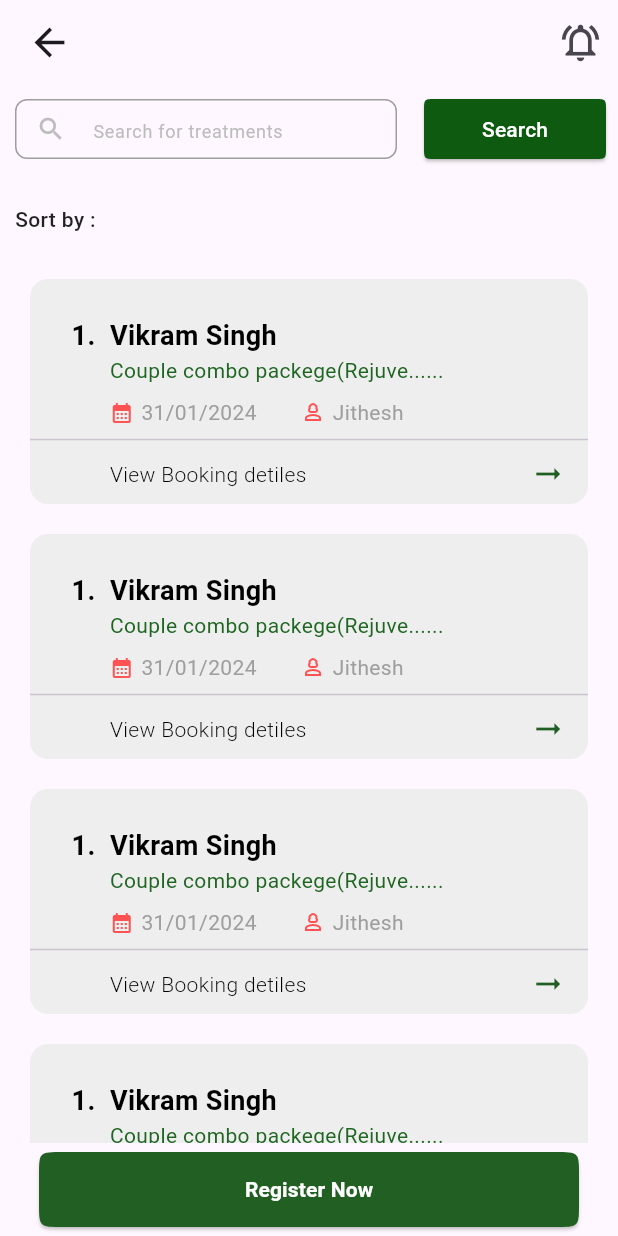
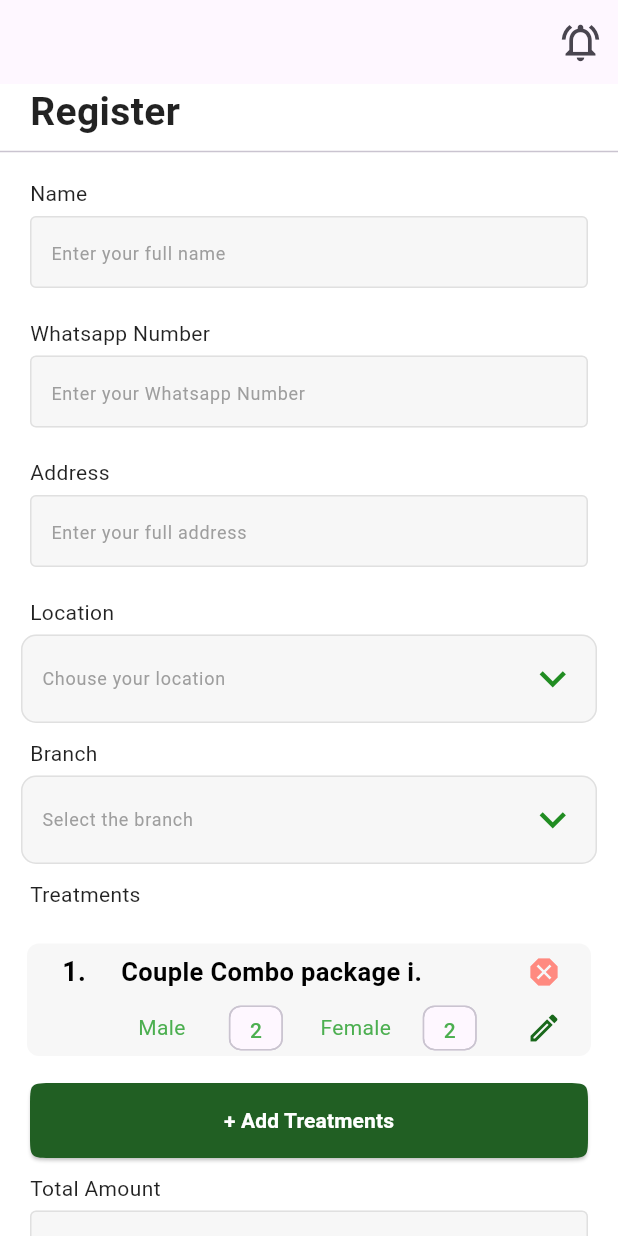
Before and after one commit to SahadMPP/amirtha_ayurveda, a Flutter app: the screen it shows after launch, on a phone screen of 412 x 824 dp. Run offline on Flutter 3.47's test engine with Material 3 defaults, Android fonts, the phone set to English and light mode, and no system bars.

Commit message:
registering ui

```diff
--- a/lib/application/features/auth/ui/login_page.dart
+++ b/lib/application/features/auth/ui/login_page.dart
@@ -34,10 +34,10 @@ class LoginPage extends StatelessWidget {
             ),
           ),
           const SizedBox(height: 20),
-          const LoginTextField(
+          const CustomTextField(
               hintText: 'Enter your email', label: 'Email', obsecure: false),
           const SizedBox(height: 20),
-          const LoginTextField(
+          const CustomTextField(
               hintText: 'Enter your password',
               label: 'Password',
               obsecure: true),
--- a/lib/application/features/auth/widgets/login_text_field.dart
+++ b/lib/application/features/auth/widgets/login_text_field.dart
@@ -1,10 +1,10 @@
 import 'package:flutter/material.dart';
 
-class LoginTextField extends StatelessWidget {
+class CustomTextField extends StatelessWidget {
   final String label;
   final String hintText;
   final bool obsecure;
-  const LoginTextField({
+  const CustomTextField({
     super.key,
     required this.label,
     required this.hintText,
@@ -14,7 +14,7 @@ class LoginTextField extends StatelessWidget {
   @override
   Widget build(BuildContext context) {
     return Padding(
-      padding: const EdgeInsets.symmetric(horizontal: 20),
+      padding: const EdgeInsets.symmetric(horizontal: 20,vertical: 10),
       child: Column(
         children: [
           Align(
@@ -39,7 +39,7 @@ class LoginTextField extends StatelessWidget {
                   color: Colors.grey,
                 ),
                 filled: true,
-                fillColor: const Color.fromARGB(255, 247, 245, 245),
+                fillColor: const Color.fromARGB(255, 247, 247, 247),
                 enabledBorder: OutlineInputBorder(
                     borderSide:
                         BorderSide(color: Colors.grey[300]!, width: 1))),
--- /dev/null
+++ b/lib/application/features/register_patient/ui/register_page.dart
@@ -0,0 +1,395 @@
+import 'package:amirtha_ayurveda/application/features/auth/widgets/button.dart';
+import 'package:amirtha_ayurveda/application/features/auth/widgets/login_text_field.dart';
+import 'package:flutter/material.dart';
+import 'package:flutter/widgets.dart';
+
+class RegisterPage extends StatelessWidget {
+  const RegisterPage({super.key});
+
+  @override
+  Widget build(BuildContext context) {
+    return Scaffold(
+      backgroundColor: Colors.white,
+      appBar: AppBar(
+        actions: const [
+          Padding(
+            padding: EdgeInsets.only(right: 10),
+            child: Icon(
+              Icons.notifications_active_outlined,
+              size: 30,
+            ),
+          )
+        ],
+      ),
+      body: SingleChildScrollView(
+        child: Column(
+          crossAxisAlignment: CrossAxisAlignment.start,
+          children: [
+            const Padding(
+              padding: EdgeInsets.only(left: 20),
+              child: Text(
+                "Register",
+                style: TextStyle(
+                  fontWeight: FontWeight.bold,
+                  color: Colors.black87,
+                  fontSize: 26,
+                ),
+              ),
+            ),
+            const Divider(),
+            const CustomTextField(
+                label: "Name",
+                hintText: "Enter your full name",
+                obsecure: false),
+            const CustomTextField(
+                label: "Whatsapp Number",
+                hintText: "Enter your Whatsapp Number",
+                obsecure: false),
+            const CustomTextField(
+                label: "Address",
+                hintText: "Enter your full address",
+                obsecure: false),
+            const CoustomDropDown(
+                label: "Location", hintText: "Chouse your location"),
+            const CoustomDropDown(
+                label: "Branch", hintText: "Select the branch"),
+            const SizedBox(height: 10),
+            const RegisterAddingTreatmentCard(),
+            const CustomTextField(
+                label: "Total Amount", hintText: "", obsecure: false),
+            const CustomTextField(
+                label: "Discount Amount", hintText: "", obsecure: false),
+            const PaymentCheckBox(),
+            const CustomTextField(
+                label: "Advance Amount", hintText: "", obsecure: false),
+            const CustomTextField(
+                label: "Balance Amount", hintText: "", obsecure: false),
+            const SizedBox(height: 10),
+            CoustomButton(function: () {}, text: "Save"),
+          ],
+        ),
+      ),
+    );
+  }
+}
+
+class CoustomDropDown extends StatelessWidget {
+  final String label;
+  final String hintText;
+  const CoustomDropDown({
+    super.key,
+    required this.label,
+    required this.hintText,
+  });
+
+  @override
+  Widget build(BuildContext context) {
+    return Column(
+      children: [
+        Align(
+          alignment: Alignment.centerLeft,
+          child: Padding(
+            padding: const EdgeInsets.only(left: 20, top: 10),
+            child: Text(
+              label,
+              style: const TextStyle(
+                  fontWeight: FontWeight.w400,
+                  fontSize: 14,
+                  color: Colors.black87),
+            ),
+          ),
+        ),
+        const SizedBox(height: 5),
+        DropdownMenu(
+          expandedInsets: const EdgeInsets.all(14),
+          inputDecorationTheme: InputDecorationTheme(
+              filled: true,
+              fillColor: const Color.fromARGB(255, 247, 247, 247),
+              contentPadding: const EdgeInsets.all(10),
+              enabledBorder: OutlineInputBorder(
+                  borderRadius: BorderRadius.circular(10),
+                  borderSide: BorderSide(color: Colors.grey[300]!)),
+              border:
+                  OutlineInputBorder(borderRadius: BorderRadius.circular(8))),
+          width: MediaQuery.of(context).size.width,
+          label: Text(
+            hintText,
+            style: const TextStyle(
+                fontSize: 12, fontWeight: FontWeight.w400, color: Colors.grey),
+          ),
+          menuHeight: 300,
+          trailingIcon: const Icon(
+            Icons.keyboard_arrow_down_outlined,
+            color: Color.fromARGB(255, 33, 141, 34),
+            size: 35,
+          ),
+          menuStyle: MenuStyle(
+              shape: MaterialStatePropertyAll(ContinuousRectangleBorder(
+                  borderRadius: BorderRadius.circular(20)))),
+          dropdownMenuEntries: const [
+            DropdownMenuEntry(value: "", label: 'heloo'),
+            DropdownMenuEntry(value: "", label: 'hel'),
+            DropdownMenuEntry(value: "", label: 'hel'),
+            DropdownMenuEntry(value: "", label: 'hel'),
+          ],
+          onSelected: (value) {},
+          enableSearch: false,
+          enableFilter: true,
+        ),
+      ],
+    );
+  }
+}
+
+class PaymentCheckBox extends StatelessWidget {
+  const PaymentCheckBox({
+    super.key,
+  });
+
+  @override
+  Widget build(BuildContext context) {
+    return Column(
+      children: [
+        const Align(
+          alignment: Alignment.centerLeft,
+          child: Padding(
+            padding: EdgeInsets.only(left: 20),
+            child: Text(
+              "Payment Option",
+              style: TextStyle(
+                  fontWeight: FontWeight.w400,
+                  fontSize: 14,
+                  color: Colors.black87),
+            ),
+          ),
+        ),
+        Row(
+          mainAxisAlignment: MainAxisAlignment.spaceEvenly,
+          children: [
+            Row(
+              children: [
+                Radio(
+                  value: false,
+                  groupValue: [],
+                  onChanged: (value) {},
+                ),
+                const Text(
+                  "Card",
+                  style: TextStyle(
+                      fontWeight: FontWeight.w400,
+                      fontSize: 12,
+                      color: Colors.black87),
+                )
+              ],
+            ),
+            Row(
+              children: [
+                Radio(
+                  value: false,
+                  groupValue: [],
+                  onChanged: (value) {},
+                ),
+                const Text(
+                  "Card",
+                  style: TextStyle(
+                      fontWeight: FontWeight.w400,
+                      fontSize: 12,
+                      color: Colors.black87),
+                )
+              ],
+            ),
+            Row(
+              children: [
+                Radio(
+                  value: false,
+                  groupValue: [],
+                  onChanged: (value) {},
+                ),
+                const Text(
+                  "Card",
+                  style: TextStyle(
+                      fontWeight: FontWeight.w400,
+                      fontSize: 12,
+                      color: Colors.black87),
+                )
+              ],
+            ),
+          ],
+        ),
+      ],
+    );
+  }
+}
+
+class RegisterAddingTreatmentCard extends StatelessWidget {
+  const RegisterAddingTreatmentCard({
+    super.key,
+  });
+
+  @override
+  Widget build(BuildContext context) {
+    return Column(
+      children: [
+        const Align(
+          alignment: Alignment.centerLeft,
+          child: Padding(
+            padding: EdgeInsets.only(left: 20),
+            child: Text(
+              "Treatments",
+              style: TextStyle(
+                  fontWeight: FontWeight.w400,
+                  fontSize: 14,
+                  color: Colors.black87),
+            ),
+          ),
+        ),
+        const SizedBox(height: 5),
+        Container(
+          margin: const EdgeInsets.all(18),
+          height: 75,
+          decoration: BoxDecoration(
+              color: const Color.fromARGB(255, 247, 247, 247),
+              borderRadius: BorderRadius.circular(8)),
+          width: double.infinity,
+          child: Column(
+            children: [
+              Expanded(
+                  child: Row(
+                children: [
+                  const Expanded(
+                      child: Center(
+                    child: Text(
+                      "1.",
+                      style: TextStyle(
+                        color: Colors.black,
+                        fontWeight: FontWeight.bold,
+                        fontSize: 18,
+                      ),
+                    ),
+                  )),
+                  const Expanded(
+                      flex: 4,
+                      child: Text(
+                        "Couple Combo package i.",
+                        style: TextStyle(
+                          color: Colors.black,
+                          fontWeight: FontWeight.w600,
+                          fontSize: 17,
+                        ),
+                      )),
+                  Expanded(
+                      child: Icon(
+                    const IconData(0xe1af, fontFamily: 'MaterialIcons'),
+                    color: Colors.redAccent[100]!,
+                  )),
+                ],
+              )),
+              const Expanded(
+                  child: Row(
+                children: [
+                  Expanded(child: SizedBox()),
+                  Expanded(
+                      flex: 2,
+                      child: SizedBox(
+                        height: 30,
+                        child: Row(
+                          mainAxisAlignment: MainAxisAlignment.spaceAround,
+                          children: [
+                            Text("Male", style: TextStyle(color: Colors.green)),
+                            Chip(
+                                padding: EdgeInsets.symmetric(
+                                    horizontal: 5, vertical: 3),
+                                label: Text("2",
+                                    style: TextStyle(color: Colors.green)))
+                          ],
+                        ),
+                      )),
+                  Expanded(
+                      flex: 2,
+                      child: SizedBox(
+                        height: 30,
+                        child: Row(
+                          mainAxisAlignment: MainAxisAlignment.spaceAround,
+                          children: [
+                            Text(
+                              "Female",
+                              style: TextStyle(color: Colors.green),
+                            ),
+                            Chip(
+                                padding: EdgeInsets.symmetric(
+                                    horizontal: 5, vertical: 3),
+                                label: Text("2",
+                                    style: TextStyle(color: Colors.green)))
+                          ],
+                        ),
+                      )),
+                  Expanded(
+                      child: Icon(
+                    Icons.edit_outlined,
+                    color: Color.fromARGB(255, 25, 104, 27),
+                  )),
+                ],
+              )),
+            ],
+          ),
+        ),
+        CoustomButton(function: () {
+
+          showDialog(context: context, builder: (context) {
+            return Container(
+              child: Column(children: [
+ const CoustomDropDown(label: "Choose Treatment", hintText: "Choose prefered Treatment"),
+           const Text(
+              "Add Patients",
+              style: TextStyle(
+                  fontWeight: FontWeight.w400,
+                  fontSize: 14,
+                  color: Colors.black87),
+            ),
+            const Row(
+              mainAxisAlignment: MainAxisAlignment.spaceBetween,
+              children: [
+                Chip(label: Text("Male")),
+                Row(
+                  children: [
+                    CircleAvatar(
+                      backgroundColor: Colors.green,
+                      child: Center(child: Icon(Icons.minimize)),
+                    ),
+                    Chip(label: Text("0")),
+                   CircleAvatar(
+                      backgroundColor: Colors.green,
+                      child: Icon(Icons.add),
+                    ),
+                  ],
+                )
+              ],
+            ),
+            const Row(
+              mainAxisAlignment: MainAxisAlignment.spaceBetween,
+              children: [
+                Chip(label: Text("Female")),
+                Row(
+                  children: [
+                    CircleAvatar(
+                      backgroundColor: Colors.green,
+                      child: Center(child: Icon(Icons.minimize)),
+                    ),
+                    Chip(label: Text("0")),
+                   CircleAvatar(
+                      backgroundColor: Colors.green,
+                      child: Icon(Icons.add),
+                    ),
+                  ],
+                )
+              ],
+            ),
+            CoustomButton(function: (){}, text: "Save")
+              ],),
+            );
+          },);
+        }, text: "+ Add Treatments"),
+      ],
+    );
+  }
+}
--- a/lib/main.dart
+++ b/lib/main.dart
@@ -1,6 +1,5 @@
 
-import 'package:amirtha_ayurveda/application/features/auth/ui/splash_screen.dart';
-import 'package:amirtha_ayurveda/application/features/patient_list/ui/patient_list.dart';
+import 'package:amirtha_ayurveda/application/features/register_patient/ui/register_page.dart';
 import 'package:flutter/material.dart';
 
 void main(List<String> args) {
@@ -14,7 +13,7 @@ class MyApp extends StatelessWidget {
   Widget build(BuildContext context) {
     return const MaterialApp(
       debugShowCheckedModeBanner: false,
-      home: PatientList(),
+      home: RegisterPage(),
     );
   }
 }
```
